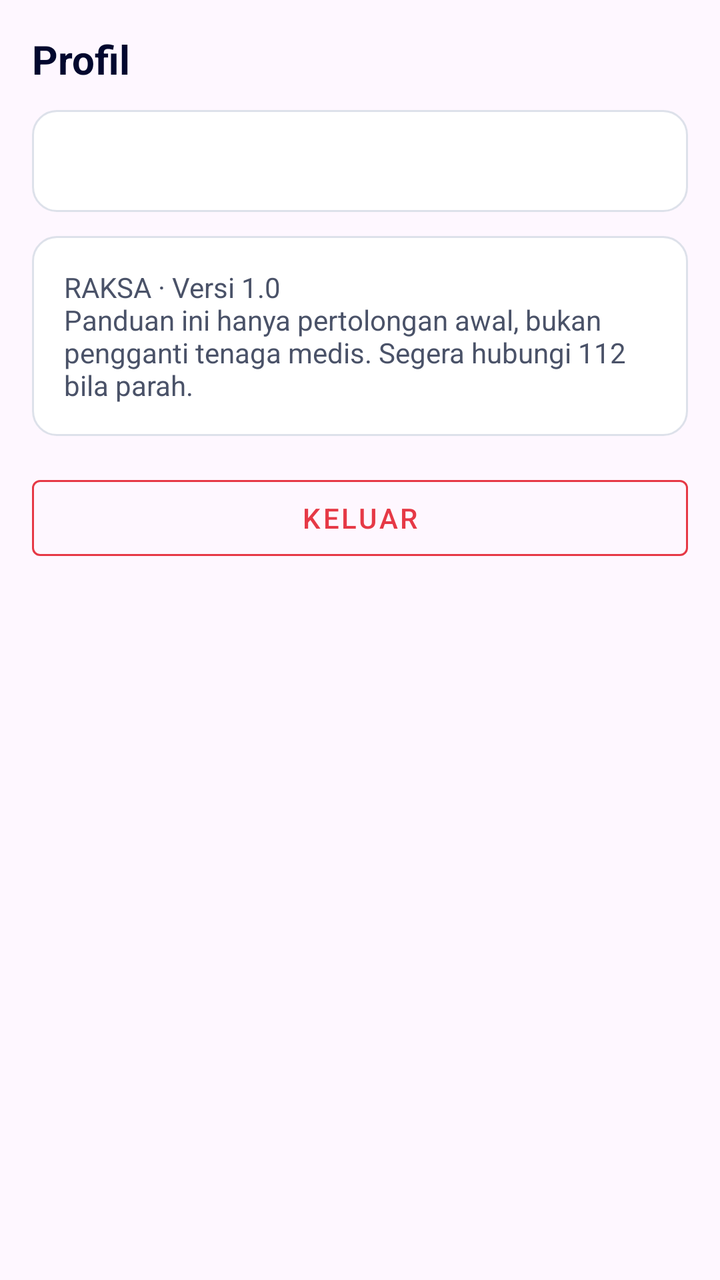
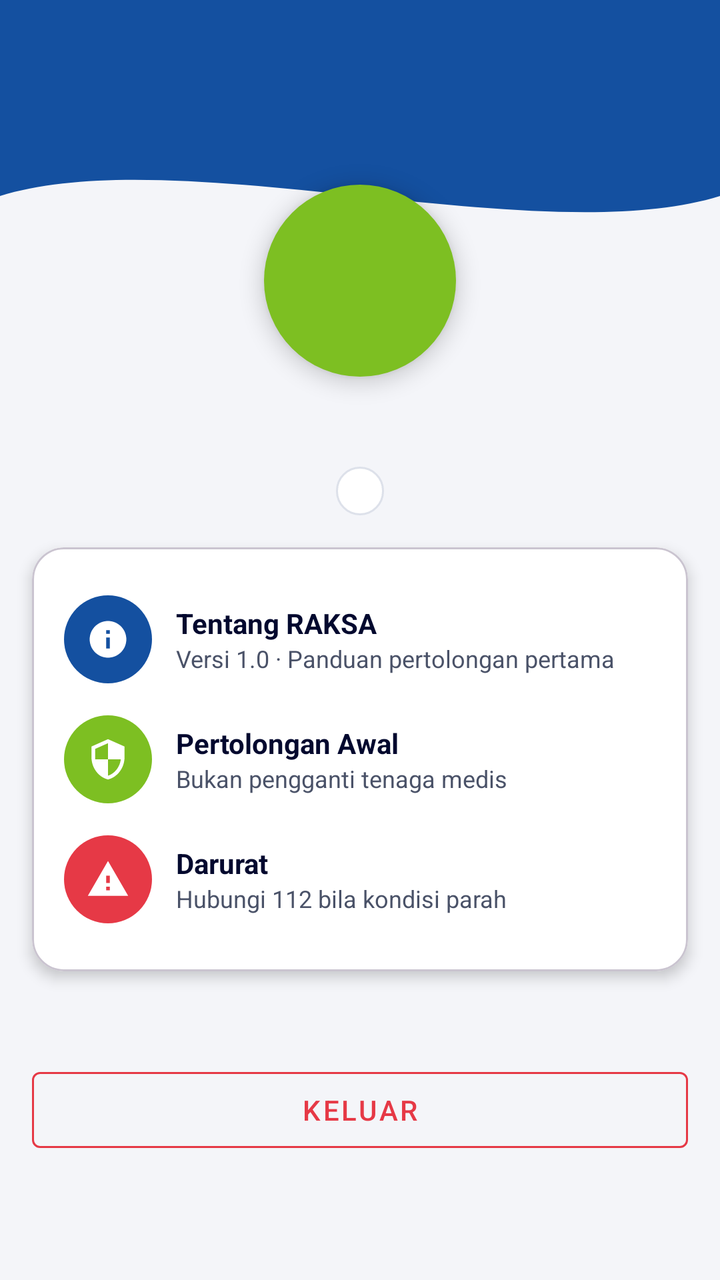

An Android layout rendered at two revisions. The XML below is the earlier revision; the diff shows what the commit changed to produce the second picture.
<!-- AndroidManifest.xml: application theme Theme.Projek_Alini -->
<!-- res/layout/fragment_profil.xml -->
<?xml version="1.0" encoding="utf-8"?>
<LinearLayout xmlns:android="http://schemas.android.com/apk/res/android"
    xmlns:app="http://schemas.android.com/apk/res-auto"
    android:layout_width="match_parent"
    android:layout_height="match_parent"
    android:orientation="vertical"
    android:padding="16dp">

    <TextView
        android:layout_width="wrap_content"
        android:layout_height="wrap_content"
        android:text="Profil"
        android:textColor="@color/navy"
        android:textSize="20sp"
        android:textStyle="bold" />

    <TextView
        android:id="@+id/tvNama"
        android:layout_width="match_parent"
        android:layout_height="wrap_content"
        android:layout_marginTop="12dp"
        android:background="@drawable/bg_rounded_container"
        android:padding="16dp"
        android:textColor="@color/navy"
        android:textStyle="bold" />

    <TextView
        android:layout_width="match_parent"
        android:layout_height="wrap_content"
        android:layout_marginTop="12dp"
        android:background="@drawable/bg_rounded_container"
        android:padding="16dp"
        android:text="RAKSA · Versi 1.0\nPanduan ini hanya pertolongan awal, bukan pengganti tenaga medis. Segera hubungi 112 bila parah."
        android:textColor="@color/gray_text" />

    <Button
        android:id="@+id/btnKeluar"
        style="@style/Widget.MaterialComponents.Button.OutlinedButton"
        android:layout_width="match_parent"
        android:layout_height="50dp"
        android:layout_marginTop="16dp"
        android:text="Keluar"
        android:textColor="#E63946"
        app:strokeColor="#E63946" />
</LinearLayout>
<!-- resources referenced by this layout -->
<resources>
  <color name="gray_text">#4A5268</color>
  <color name="navy">#02082E</color>
  <!-- drawable bg_rounded_container (drawable) -->
  <?xml version="1.0" encoding="utf-8"?>
  <shape xmlns:android="http://schemas.android.com/apk/res/android" android:shape="rectangle">
      <solid android:color="#FFFFFF"/>
      <stroke android:width="1dp" android:color="#DDE1EA"/>
      <corners android:radius="12dp"/>
      <padding android:left="12dp" android:top="12dp" android:right="12dp" android:bottom="12dp"/>
  </shape>
  <style name="Theme.Projek_Alini" parent="Base.Theme.Projek_Alini" />
  <style name="Base.Theme.Projek_Alini" parent="Theme.Material3.DayNight.NoActionBar">
          
          
      </style>
</resources>

<!-- the commit's change to res/layout/fragment_profil.xml (unified diff, before → after) -->
@@ -1,45 +1,225 @@
 <?xml version="1.0" encoding="utf-8"?>
-<LinearLayout xmlns:android="http://schemas.android.com/apk/res/android"
+<ScrollView xmlns:android="http://schemas.android.com/apk/res/android"
     xmlns:app="http://schemas.android.com/apk/res-auto"
     android:layout_width="match_parent"
     android:layout_height="match_parent"
-    android:orientation="vertical"
-    android:padding="16dp">
-
-    <TextView
-        android:layout_width="wrap_content"
-        android:layout_height="wrap_content"
-        android:text="Profil"
-        android:textColor="@color/navy"
-        android:textSize="20sp"
-        android:textStyle="bold" />
-
-    <TextView
-        android:id="@+id/tvNama"
+    android:background="@color/bg_light"
+    android:fillViewport="true">
+
+    <androidx.constraintlayout.widget.ConstraintLayout
         android:layout_width="match_parent"
-        android:layout_height="wrap_content"
-        android:layout_marginTop="12dp"
-        android:background="@drawable/bg_rounded_container"
-        android:padding="16dp"
-        android:textColor="@color/navy"
-        android:textStyle="bold" />
-
-    <TextView
-        android:layout_width="match_parent"
-        android:layout_height="wrap_content"
-        android:layout_marginTop="12dp"
-        android:background="@drawable/bg_rounded_container"
-        android:padding="16dp"
-        android:text="RAKSA · Versi 1.0\nPanduan ini hanya pertolongan awal, bukan pengganti tenaga medis. Segera hubungi 112 bila parah."
-        android:textColor="@color/gray_text" />
-
-    <Button
-        android:id="@+id/btnKeluar"
-        style="@style/Widget.MaterialComponents.Button.OutlinedButton"
-        android:layout_width="match_parent"
-        android:layout_height="50dp"
-        android:layout_marginTop="16dp"
-        android:text="Keluar"
-        android:textColor="#E63946"
-        app:strokeColor="#E63946" />
-</LinearLayout>
+        android:layout_height="wrap_content">
+
+        <View
+            android:id="@+id/background_header"
+            android:layout_width="0dp"
+            android:layout_height="140dp"
+            android:background="@drawable/bg_header_wave"
+            app:layout_constraintEnd_toEndOf="parent"
+            app:layout_constraintStart_toStartOf="parent"
+            app:layout_constraintTop_toTopOf="parent" />
+
+        <TextView
+            android:id="@+id/tvInisial"
+            android:layout_width="96dp"
+            android:layout_height="96dp"
+            android:layout_marginTop="-48dp"
+            android:background="@drawable/bg_circle"
+            android:elevation="6dp"
+            android:gravity="center"
+            android:textColor="@color/white"
+            android:textSize="40sp"
+            android:textStyle="bold"
+            app:layout_constraintEnd_toEndOf="parent"
+            app:layout_constraintStart_toStartOf="parent"
+            app:layout_constraintTop_toBottomOf="@id/background_header" />
+
+        <TextView
+            android:id="@+id/tvNama"
+            android:layout_width="wrap_content"
+            android:layout_height="wrap_content"
+            android:layout_marginTop="12dp"
+            android:textColor="@color/navy"
+            android:textSize="20sp"
+            android:textStyle="bold"
+            app:layout_constraintEnd_toEndOf="parent"
+            app:layout_constraintStart_toStartOf="parent"
+            app:layout_constraintTop_toBottomOf="@id/tvInisial" />
+
+        <TextView
+            android:id="@+id/tvStatus"
+            android:layout_width="wrap_content"
+            android:layout_height="wrap_content"
+            android:layout_marginTop="6dp"
+            android:background="@drawable/bg_rounded_container"
+            android:paddingStart="12dp"
+            android:paddingTop="4dp"
+            android:paddingEnd="12dp"
+            android:paddingBottom="4dp"
+            android:textColor="@color/raksa_blue"
+            android:textSize="12sp"
+            app:layout_constraintEnd_toEndOf="parent"
+            app:layout_constraintStart_toStartOf="parent"
+            app:layout_constraintTop_toBottomOf="@id/tvNama" />
+
+        <com.google.android.material.card.MaterialCardView
+            android:id="@+id/cardInfo"
+            android:layout_width="0dp"
+            android:layout_height="wrap_content"
+            android:layout_margin="16dp"
+            android:layout_marginTop="24dp"
+            app:cardBackgroundColor="@color/white"
+            app:cardCornerRadius="16dp"
+            app:cardElevation="4dp"
+            app:layout_constraintEnd_toEndOf="parent"
+            app:layout_constraintStart_toStartOf="parent"
+            app:layout_constraintTop_toBottomOf="@id/tvStatus">
+
+            <LinearLayout
+                android:layout_width="match_parent"
+                android:layout_height="wrap_content"
+                android:orientation="vertical"
+                android:padding="16dp">
+
+            <LinearLayout
+                android:layout_width="match_parent"
+                android:layout_height="wrap_content"
+                android:gravity="center_vertical"
+                android:orientation="horizontal"
+                android:paddingTop="8dp"
+                android:paddingBottom="8dp">
+
+                <ImageView
+                    android:layout_width="44dp"
+                    android:layout_height="44dp"
+                    android:background="@drawable/bg_circle"
+                    android:backgroundTint="@color/raksa_blue"
+                    android:contentDescription="Tentang RAKSA"
+                    android:padding="11dp"
+                    android:src="@drawable/ic_info"
+                    android:tint="@color/white" />
+
+                <LinearLayout
+                    android:layout_width="0dp"
+                    android:layout_height="wrap_content"
+                    android:layout_marginStart="12dp"
+                    android:layout_weight="1"
+                    android:orientation="vertical">
+
+                    <TextView
+                        android:layout_width="wrap_content"
+                        android:layout_height="wrap_content"
+                        android:text="Tentang RAKSA"
+                        android:textColor="@color/navy"
+                        android:textStyle="bold" />
+
+                    <TextView
+                        android:layout_width="wrap_content"
+                        android:layout_height="wrap_content"
+                        android:text="Versi 1.0 · Panduan pertolongan pertama"
+                        android:textColor="@color/gray_text"
+                        android:textSize="12sp" />
+                </LinearLayout>
+            </LinearLayout>
+
+            <LinearLayout
+                android:layout_width="match_parent"
+                android:layout_height="wrap_content"
+                android:gravity="center_vertical"
+                android:orientation="horizontal"
+                android:paddingTop="8dp"
+                android:paddingBottom="8dp">
+
+                <ImageView
+                    android:layout_width="44dp"
+                    android:layout_height="44dp"
+                    android:background="@drawable/bg_circle"
+                    android:backgroundTint="@color/raksa_green"
+                    android:contentDescription="Pertolongan Awal"
+                    android:padding="11dp"
+                    android:src="@drawable/ic_shield"
+                    android:tint="@color/white" />
+
+                <LinearLayout
+                    android:layout_width="0dp"
+                    android:layout_height="wrap_content"
+                    android:layout_marginStart="12dp"
+                    android:layout_weight="1"
+                    android:orientation="vertical">
+
+                    <TextView
+                        android:layout_width="wrap_content"
+                        android:layout_height="wrap_content"
+                        android:text="Pertolongan Awal"
+                        android:textColor="@color/navy"
+                        android:textStyle="bold" />
+
+                    <TextView
+                        android:layout_width="wrap_content"
+                        android:layout_height="wrap_content"
+                        android:text="Bukan pengganti tenaga medis"
+                        android:textColor="@color/gray_text"
+                        android:textSize="12sp" />
+                </LinearLayout>
+            </LinearLayout>
+
+            <LinearLayout
+                android:layout_width="match_parent"
+                android:layout_height="wrap_content"
+                android:gravity="center_vertical"
+                android:orientation="horizontal"
+                android:paddingTop="8dp"
+                android:paddingBottom="8dp">
+
+                <ImageView
+                    android:layout_width="44dp"
+                    android:layout_height="44dp"
+                    android:background="@drawable/bg_circle"
+                    android:backgroundTint="#E63946"
+                    android:contentDescription="Darurat"
+                    android:padding="11dp"
+                    android:src="@drawable/ic_sos"
+                    android:tint="@color/white" />
+
+                <LinearLayout
+                    android:layout_width="0dp"
+                    android:layout_height="wrap_content"
+                    android:layout_marginStart="12dp"
+                    android:layout_weight="1"
+                    android:orientation="vertical">
+
+                    <TextView
+                        android:layout_width="wrap_content"
+                        android:layout_height="wrap_content"
+                        android:text="Darurat"
+                        android:textColor="@color/navy"
+                        android:textStyle="bold" />
+
+                    <TextView
+                        android:layout_width="wrap_content"
+                        android:layout_height="wrap_content"
+                        android:text="Hubungi 112 bila kondisi parah"
+                        android:textColor="@color/gray_text"
+                        android:textSize="12sp" />
+                </LinearLayout>
+            </LinearLayout>
+            </LinearLayout>
+        </com.google.android.material.card.MaterialCardView>
+
+        <com.google.android.material.button.MaterialButton
+            android:id="@+id/btnKeluar"
+            style="@style/Widget.MaterialComponents.Button.OutlinedButton"
+            android:layout_width="0dp"
+            android:layout_height="50dp"
+            android:layout_marginStart="16dp"
+            android:layout_marginEnd="16dp"
+            android:layout_marginBottom="16dp"
+            android:text="Keluar"
+            android:textColor="#E63946"
+            app:strokeColor="#E63946"
+            app:layout_constraintBottom_toBottomOf="parent"
+            app:layout_constraintEnd_toEndOf="parent"
+            app:layout_constraintStart_toStartOf="parent"
+            app:layout_constraintTop_toBottomOf="@id/cardInfo" />
+    </androidx.constraintlayout.widget.ConstraintLayout>
+</ScrollView>
<!-- resource entries referenced after the edit -->
@@ -1,7 +1,25 @@
 <!-- resources referenced by this layout -->
 <resources>
+  <color name="bg_light">#F4F5F9</color>
   <color name="gray_text">#4A5268</color>
   <color name="navy">#02082E</color>
+  <color name="raksa_blue">#1450A0</color>
+  <color name="raksa_green">#7DBF22</color>
+  <color name="white">#FFFFFFFF</color>
+  <!-- drawable bg_circle (drawable) -->
+  <?xml version="1.0" encoding="utf-8"?>
+  <shape xmlns:android="http://schemas.android.com/apk/res/android" android:shape="oval">
+      <solid android:color="@color/raksa_green"/>
+  </shape>
+  <!-- drawable bg_header_wave (drawable) -->
+  <?xml version="1.0" encoding="utf-8"?>
+  <vector xmlns:android="http://schemas.android.com/apk/res/android"
+      android:width="100dp" android:height="100dp"
+      android:viewportWidth="100" android:viewportHeight="100">
+      <path
+          android:fillColor="@color/raksa_blue"
+          android:pathData="M0,0 L100,0 L100,70 C75,90 25,50 0,70 Z"/>
+  </vector>
   <!-- drawable bg_rounded_container (drawable) -->
   <?xml version="1.0" encoding="utf-8"?>
   <shape xmlns:android="http://schemas.android.com/apk/res/android" android:shape="rectangle">
@@ -10,6 +28,33 @@
       <corners android:radius="12dp"/>
       <padding android:left="12dp" android:top="12dp" android:right="12dp" android:bottom="12dp"/>
   </shape>
+  <!-- drawable ic_info (drawable) -->
+  <?xml version="1.0" encoding="utf-8"?>
+  <vector xmlns:android="http://schemas.android.com/apk/res/android"
+      android:width="24dp"
+      android:height="24dp"
+      android:viewportWidth="24"
+      android:viewportHeight="24">
+      <path
+          android:fillColor="#FFFFFF"
+          android:pathData="M12,2C6.48,2 2,6.48 2,12s4.48,10 10,10 10,-4.48 10,-10S17.52,2 12,2zM13,17h-2v-6h2v6zM13,9h-2V7h2v2z" />
+  </vector>
+  <!-- drawable ic_shield (drawable) -->
+  <?xml version="1.0" encoding="utf-8"?>
+  <vector xmlns:android="http://schemas.android.com/apk/res/android"
+      android:width="24dp" android:height="24dp"
+      android:viewportWidth="24" android:viewportHeight="24">
+      <path android:fillColor="#FF000000"
+          android:pathData="M12,1L3,5v6c0,5.55 3.84,10.74 9,12 5.16,-1.26 9,-6.45 9,-12L21,5l-9,-4zM12,11.99h7c-0.53,4.12 -3.28,7.79 -7,8.94L12,12H5V6.3l7,-3.11v8.8z"/>
+  </vector>
+  <!-- drawable ic_sos (drawable) -->
+  <?xml version="1.0" encoding="utf-8"?>
+  <vector xmlns:android="http://schemas.android.com/apk/res/android"
+      android:width="24dp" android:height="24dp"
+      android:viewportWidth="24" android:viewportHeight="24">
+      <path android:fillColor="#FF000000"
+          android:pathData="M1,21h22L12,2 1,21zM13,18h-2v-2h2v2zM13,14h-2v-4h2v4z"/>
+  </vector>
   <style name="Theme.Projek_Alini" parent="Base.Theme.Projek_Alini" />
   <style name="Base.Theme.Projek_Alini" parent="Theme.Material3.DayNight.NoActionBar">
           
